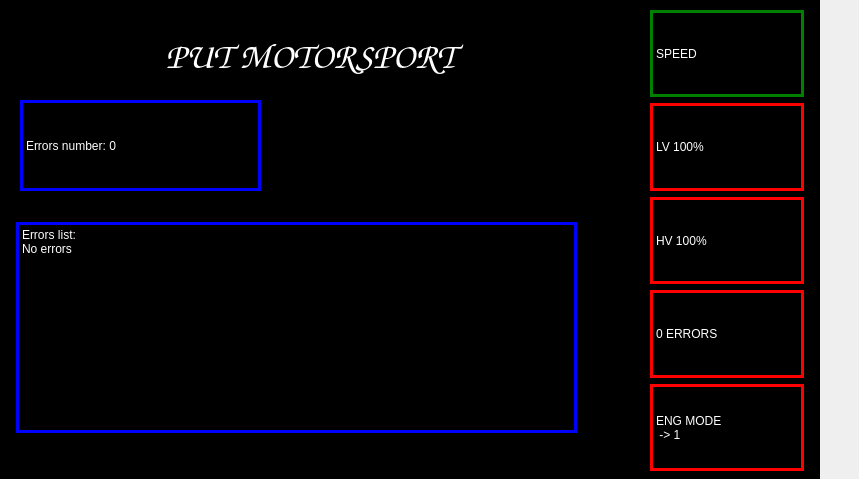
Qt form main.ui (Evarios/PUTM_EV_DASHBOARD_2022) before a commit.
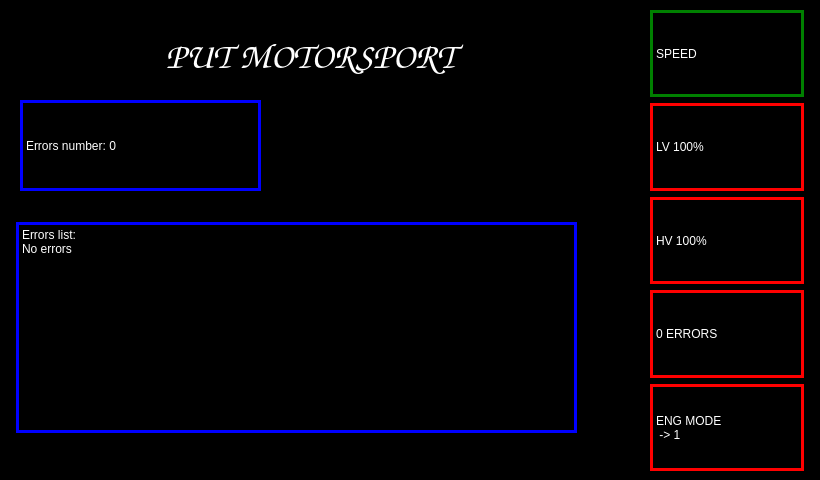
The same form after that commit.

What changed in the file:
```diff
--- a/main.ui
+++ b/main.ui
@@ -6,8 +6,8 @@
    <rect>
     <x>0</x>
     <y>0</y>
-    <width>859</width>
-    <height>479</height>
+    <width>820</width>
+    <height>480</height>
    </rect>
   </property>
   <property name="windowTitle">
```
